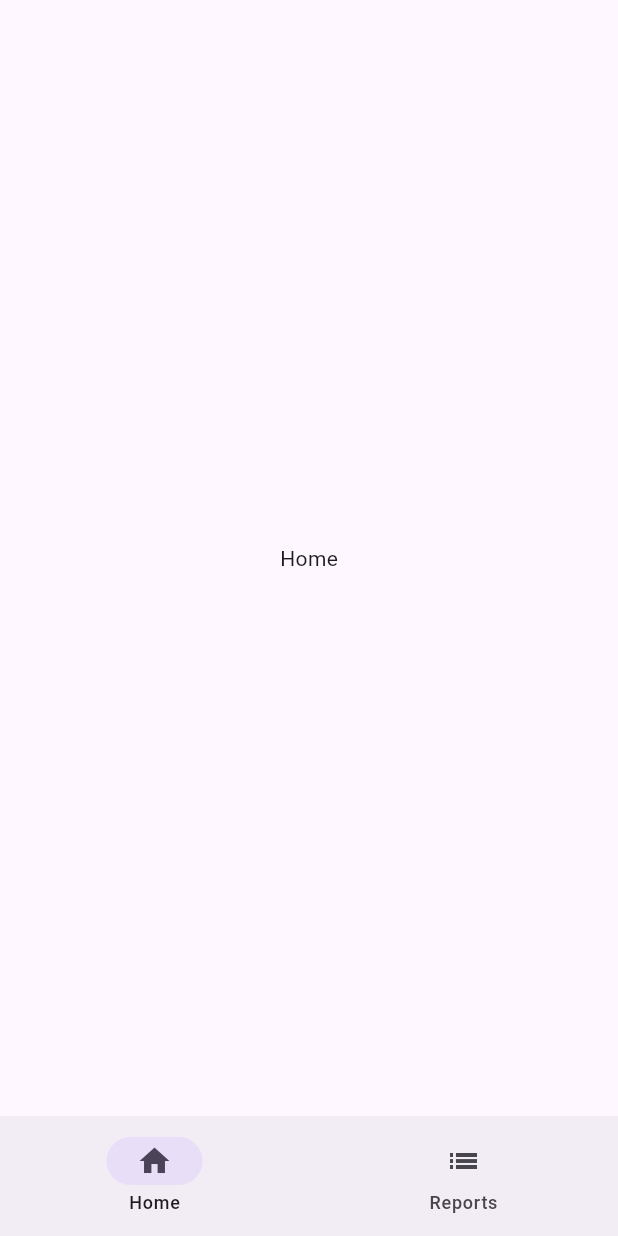
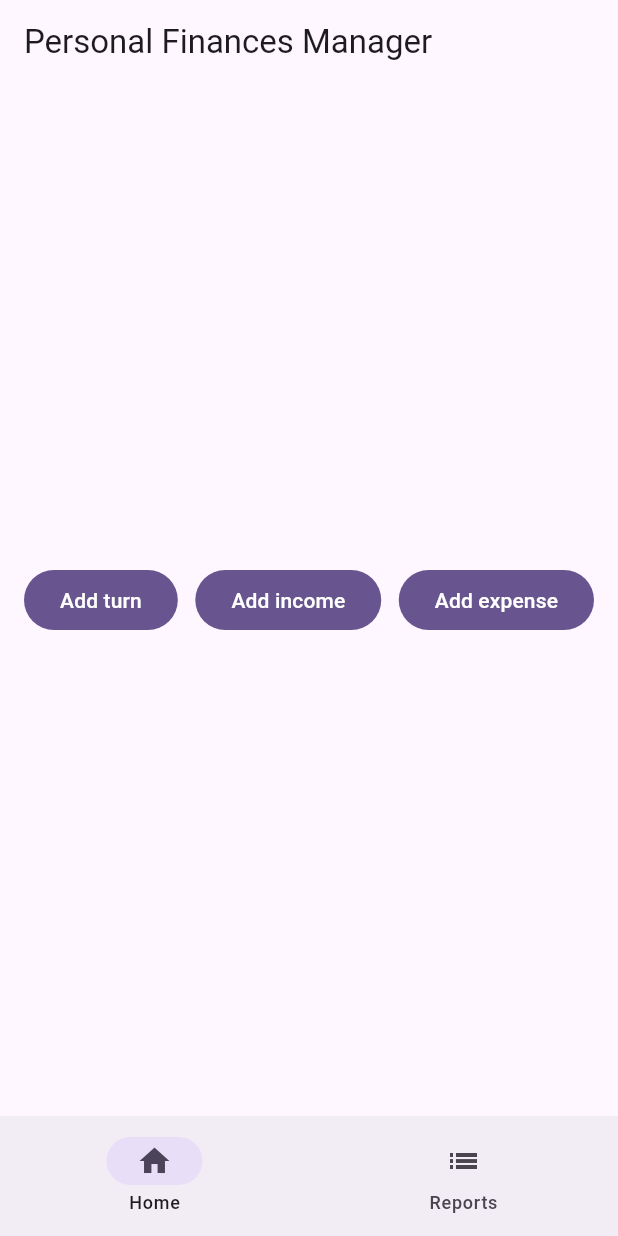
Before and after one commit to AlbenBustamante/personal-finances-manager-app, a Flutter app: the screen it shows after launch, on a phone screen of 412 x 824 dp. Run offline on Flutter 3.47's test engine with Material 3 defaults, Android fonts, the phone set to English and light mode, and no system bars.

Commit message:
add: temporal design to add things

```diff
--- a/lib/screens/home_screen.dart
+++ b/lib/screens/home_screen.dart
@@ -5,6 +5,21 @@ class HomeScreen extends StatelessWidget {
 
   @override
   Widget build(BuildContext context) {
-    return const Center(child: Text("Home"));
+    return Scaffold(
+      appBar: AppBar(title: const Text("Personal Finances Manager")),
+      body: Padding(
+        padding: const EdgeInsets.symmetric(vertical: 5.0, horizontal: 16.0),
+        child: Center(
+          child: Row(
+            mainAxisAlignment: MainAxisAlignment.spaceBetween,
+            children: [
+              FilledButton(onPressed: () {}, child: const Text("Add turn")),
+              FilledButton(onPressed: () {}, child: const Text("Add income")),
+              FilledButton(onPressed: () {}, child: const Text("Add expense"))
+            ],
+          )
+        )
+      )
+    );
   }
 }
```
